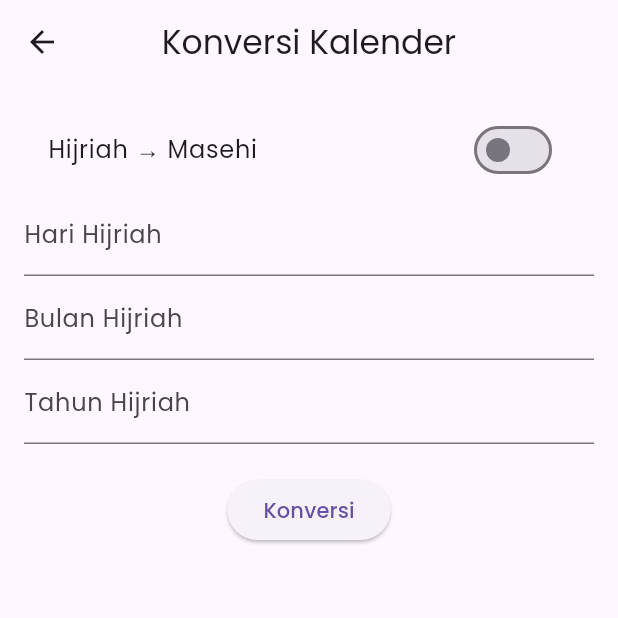
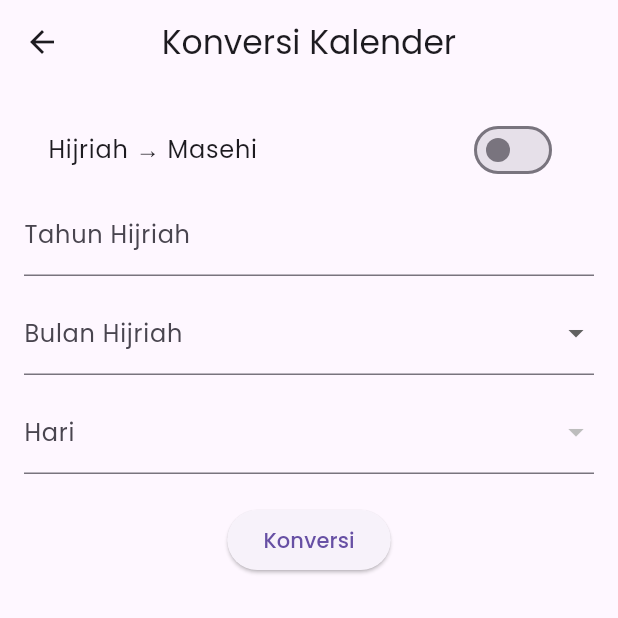
Before and after one commit to gogopowercoding/TeknoMobile_086_092_097_108, a Flutter app: the KonversiTanggalHijriahPage screen opened directly, after a tap on "Masehi → Hijriah", on a phone screen of 412 x 824 dp, the top half of it. Run offline on Flutter 3.47's test engine with Material 3 defaults, Android fonts, the phone set to English and light mode, and no system bars; our stand-ins replace decimal, google_fonts.

Commit message:
edit konversi hijriah

```diff
--- a/lib/screen/konversitanggalhijriah_page.dart
+++ b/lib/screen/konversitanggalhijriah_page.dart
@@ -24,6 +24,23 @@ class _KonversiTanggalHijriahPageState
   int? bulanHijriah;
   int? tahunHijriah;
 
+  List<int> hariList = [];
+
+  final List<String> namaBulanHijriah = [
+    "Muharram",
+    "Safar",
+    "Rabiul Awal",
+    "Rabiul Akhir",
+    "Jumadil Awal",
+    "Jumadil Akhir",
+    "Rajab",
+    "Sya'ban",
+    "Ramadhan",
+    "Syawal",
+    "Dzulqa'dah",
+    "Dzulhijjah"
+  ];
+
   void pilihTanggal() async {
     DateTime now = DateTime.now();
     DateTime? picked = await showDatePicker(
@@ -37,6 +54,32 @@ class _KonversiTanggalHijriahPageState
       setState(() {
         selectedDate = picked;
         hasil = "";
+      });
+    }
+  }
+
+  // 🔥 CEK TAHUN KABISAT HIJRIAH
+  bool isLeapYearHijri(int year) {
+    return ((11 * year + 14) % 30) < 11;
+  }
+
+  // 🔥 HITUNG MAX HARI
+  int getMaxHari(int bulan, int tahun) {
+    if (bulan == 12) {
+      return isLeapYearHijri(tahun) ? 30 : 29;
+    }
+    return (bulan % 2 == 1) ? 30 : 29;
+  }
+
+  // 🔥 UPDATE LIST HARI OTOMATIS
+  void updateHariList() {
+    if (bulanHijriah != null && tahunHijriah != null) {
+      int maxHari = getMaxHari(bulanHijriah!, tahunHijriah!);
+      setState(() {
+        hariList = List.generate(maxHari, (i) => i + 1);
+        if (hariHijriah != null && hariHijriah! > maxHari) {
+          hariHijriah = null;
+        }
       });
     }
   }
@@ -92,18 +135,17 @@ class _KonversiTanggalHijriahPageState
         .showSnackBar(SnackBar(content: Text(msg)));
   }
 
-  void clearAll() {
+  String formatTanggal(DateTime date) {
+    return DateFormat("dd MMMM yyyy", "id_ID").format(date);
+  }
+
+  void resetInput() {
     setState(() {
-      hasil = "";
-      selectedDate = null;
       hariHijriah = null;
       bulanHijriah = null;
       tahunHijriah = null;
+      hariList = [];
     });
-  }
-
-  String formatTanggal(DateTime date) {
-    return DateFormat("dd MMMM yyyy", "id_ID").format(date);
   }
 
   @override
@@ -127,9 +169,7 @@ class _KonversiTanggalHijriahPageState
                   isMasehiToHijri = val;
                   hasil = "";
                   selectedDate = null;
-                  hariHijriah = null;
-                  bulanHijriah = null;
-                  tahunHijriah = null;
+                  resetInput();
                 });
               },
             ),
@@ -142,30 +182,50 @@ class _KonversiTanggalHijriahPageState
               const SizedBox(height: 8),
               Text(
                 selectedDate != null
-                    ? "Tanggal terpilih: ${formatTanggal(selectedDate!)}"
+                    ? "Tanggal: ${formatTanggal(selectedDate!)}"
                     : "Belum memilih tanggal",
-                style: const TextStyle(fontSize: 16),
               ),
             ] else ...[
-              TextField(
-                keyboardType: TextInputType.number,
-                decoration: const InputDecoration(labelText: "Hari Hijriah"),
-                onChanged: (value) {
-                  hariHijriah = int.tryParse(value);
-                },
-              ),
-              TextField(
-                keyboardType: TextInputType.number,
-                decoration: const InputDecoration(labelText: "Bulan Hijriah"),
-                onChanged: (value) {
-                  bulanHijriah = int.tryParse(value);
-                },
-              ),
+              // TAHUN
               TextField(
                 keyboardType: TextInputType.number,
                 decoration: const InputDecoration(labelText: "Tahun Hijriah"),
                 onChanged: (value) {
                   tahunHijriah = int.tryParse(value);
+                  updateHariList();
+                },
+              ),
+
+              const SizedBox(height: 10),
+
+              // BULAN DROPDOWN
+              DropdownButtonFormField<int>(
+                decoration: const InputDecoration(labelText: "Bulan Hijriah"),
+                items: List.generate(12, (index) {
+                  return DropdownMenuItem(
+                    value: index + 1,
+                    child: Text(namaBulanHijriah[index]),
+                  );
+                }),
+                onChanged: (value) {
+                  bulanHijriah = value;
+                  updateHariList();
+                },
+              ),
+
+              const SizedBox(height: 10),
+
+              // HARI DROPDOWN DINAMIS
+              DropdownButtonFormField<int>(
+                decoration: const InputDecoration(labelText: "Hari"),
+                items: hariList.map((hari) {
+                  return DropdownMenuItem(
+                    value: hari,
+                    child: Text(hari.toString()),
+                  );
+                }).toList(),
+                onChanged: (value) {
+                  hariHijriah = value;
                 },
               ),
             ],
```
